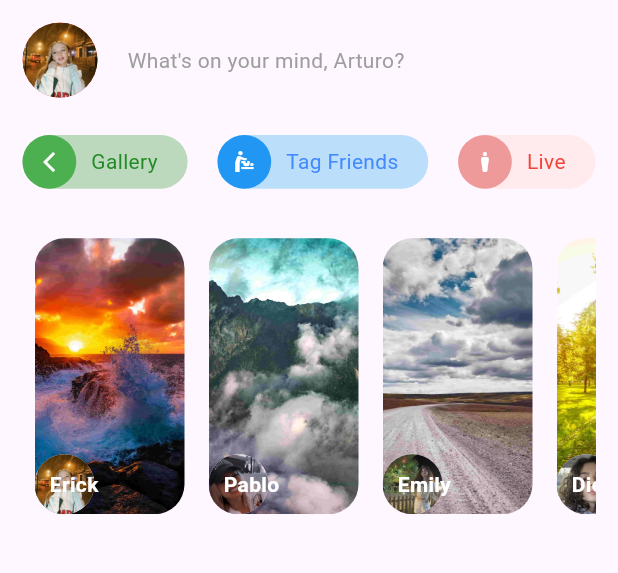
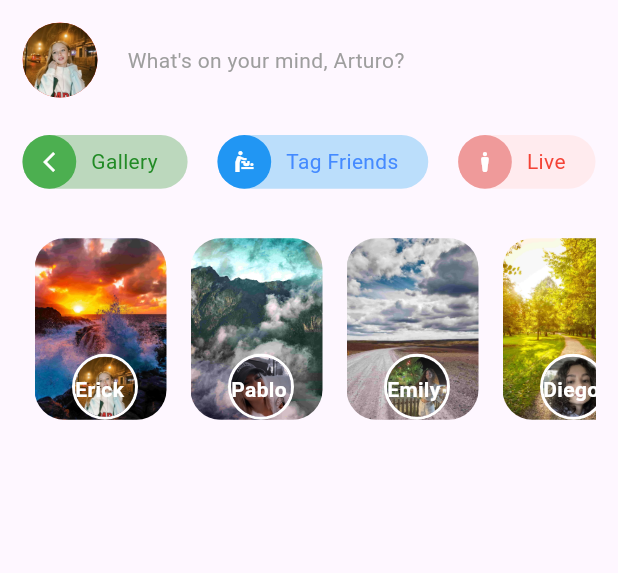
Before and after one commit to ArturoArdura/facebookUIFlutter, a Flutter app: the screen it shows after launch, on a phone screen of 412 x 824 dp, the part 84-657 px from its top. Run offline on Flutter 3.47's test engine with Material 3 defaults, Android fonts, the phone set to English and light mode, and no system bars; our stand-ins replace device_preview, flutter_svg.

Commit message:
publicacion cambios iniciales

```diff
--- a/lib/facebook_ui.dart/mini_widgets/stories.dart
+++ b/lib/facebook_ui.dart/mini_widgets/stories.dart
@@ -24,15 +24,18 @@ class Stories extends StatelessWidget {
   @override
   Widget build(BuildContext context) {
     return SizedBox(
-      height: 200,
+      height: 137,
       child: ListView.builder(
         scrollDirection: Axis.horizontal,
         itemCount: _stories.length,
         itemBuilder: (_, index) {
           final story = _stories[index];
-          return Container(
+          return Stack(
+            alignment: Alignment.topCenter,
+            children: [
+              Container(
                 margin: const EdgeInsets.all(8.0),
-            width: 100,
+                width:88,
                 decoration: BoxDecoration(
                   image: DecorationImage(
                     image: AssetImage(story.bg),
@@ -43,18 +46,25 @@ class Stories extends StatelessWidget {
                 child: Stack(
                   children: [
                     Positioned(
+                      left: 25,
                       bottom: 0,
+                      child: Container(
+                      decoration: BoxDecoration(
+                        shape: BoxShape.circle,
+                        border: Border.all(color: Colors.white, width: 2),
+                      ),
                       child: CircleAvatar(
                         backgroundImage: AssetImage(story.avatar),
                         radius: 20,
                       ),
                       ),
+                    ),
                     Positioned(
                       bottom: 10,
-                  left: 10,
+                      left: 27,
                       child: Text(
                         story.username,
-                    style: TextStyle(
+                        style: const TextStyle(
                           color: Colors.white,
                           fontWeight: FontWeight.bold,
                         ),
@@ -62,6 +72,8 @@ class Stories extends StatelessWidget {
                     ),
                   ],
                 ),
+              ),
+            ],
           );
         },
       ),
--- a/pubspec.yaml
+++ b/pubspec.yaml
@@ -32,6 +32,7 @@ dependencies:
     sdk: flutter
   flutter_svg: ^1.0.3
   device_preview: ^1.0.0
+  faker: ^2.0.0
 
 
   # The following adds the Cupertino Icons font to your application.
```
Also changed, not shown: lib/facebook_ui.dart/mini_widgets/publication_item.dart (added, +15 -0 lines), lib/models/publication.dart (added, +41 -0 lines), pubspec.lock. Lines whose indentation alone changed are shown as unchanged.
